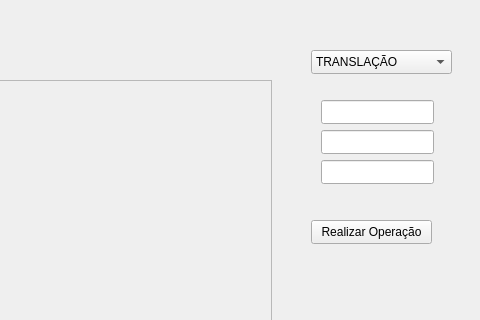
First picture: the form in mainwindow.ui, repository samu-ribas/3D-Graphics-Engine-Project, before the edit; both pictures show x 799 to 1279 and y 0 to 320 of the 1279 by 600 pixel window.
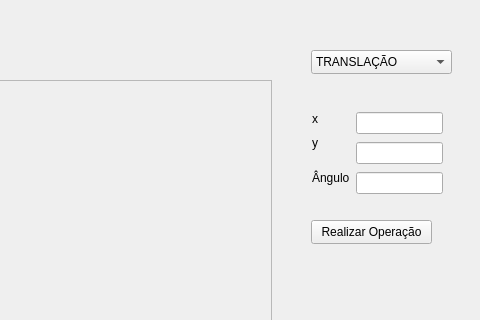
Second picture: the form after the edit. The open tabs and pages were chosen to show the change. Custom widgets are drawn as their Qt base class.

Diff of the .ui file:
```diff
--- a/mainwindow.ui
+++ b/mainwindow.ui
@@ -337,9 +337,9 @@
    <widget class="QStackedWidget" name="stackedWidgetOperacoes">
     <property name="geometry">
      <rect>
-      <x>1100</x>
-      <y>80</y>
-      <width>151</width>
+      <x>1110</x>
+      <y>90</y>
+      <width>141</width>
       <height>111</height>
      </rect>
     </property>
@@ -391,35 +391,59 @@
      </widget>
     </widget>
     <widget class="QWidget" name="page_6">
-     <widget class="QLineEdit" name="inputYRotacao">
+     <widget class="QWidget" name="">
       <property name="geometry">
        <rect>
-        <x>20</x>
-        <y>50</y>
-        <width>113</width>
-        <height>24</height>
-       </rect>
-      </property>
-     </widget>
-     <widget class="QLineEdit" name="inputXRotacao">
-      <property name="geometry">
-       <rect>
-        <x>20</x>
+        <x>1</x>
         <y>20</y>
-        <width>113</width>
-        <height>24</height>
+        <width>131</width>
+        <height>88</height>
        </rect>
       </property>
-     </widget>
-     <widget class="QLineEdit" name="inputAnguloRotacao">
-      <property name="geometry">
-       <rect>
-        <x>20</x>
-        <y>80</y>
-        <width>113</width>
-        <height>24</height>
-       </rect>
-      </property>
+      <layout class="QHBoxLayout" name="horizontalLayout_8">
+       <item>
+        <layout class="QVBoxLayout" name="verticalLayout_19">
+         <item>
+          <layout class="QVBoxLayout" name="verticalLayout_15">
+           <item>
+            <widget class="QLabel" name="label_20">
+             <property name="text">
+              <string>x</string>
+             </property>
+            </widget>
+           </item>
+           <item>
+            <widget class="QLabel" name="label_21">
+             <property name="text">
+              <string>y</string>
+             </property>
+            </widget>
+           </item>
+          </layout>
+         </item>
+         <item>
+          <widget class="QLabel" name="label_22">
+           <property name="text">
+            <string>Ângulo</string>
+           </property>
+          </widget>
+         </item>
+        </layout>
+       </item>
+       <item>
+        <layout class="QVBoxLayout" name="verticalLayout_20">
+         <item>
+          <widget class="QLineEdit" name="inputXRotacao"/>
+         </item>
+         <item>
+          <widget class="QLineEdit" name="inputYRotacao"/>
+         </item>
+         <item>
+          <widget class="QLineEdit" name="inputAnguloRotacao"/>
+         </item>
+        </layout>
+       </item>
+      </layout>
      </widget>
     </widget>
    </widget>
@@ -461,7 +485,7 @@
      </property>
     </item>
    </widget>
-   <widget class="QWidget" name="">
+   <widget class="QWidget" name="layoutWidget">
     <property name="geometry">
      <rect>
       <x>10</x>
```
Left out of the diff: 102 changed lines with no effect on the pictures.
